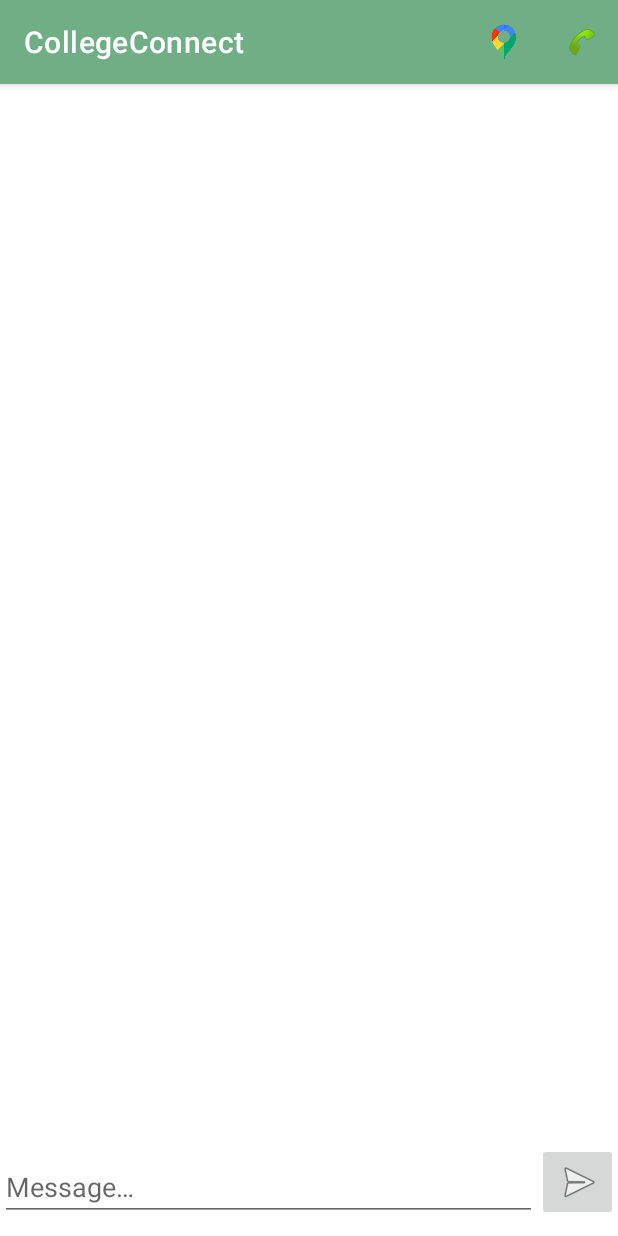
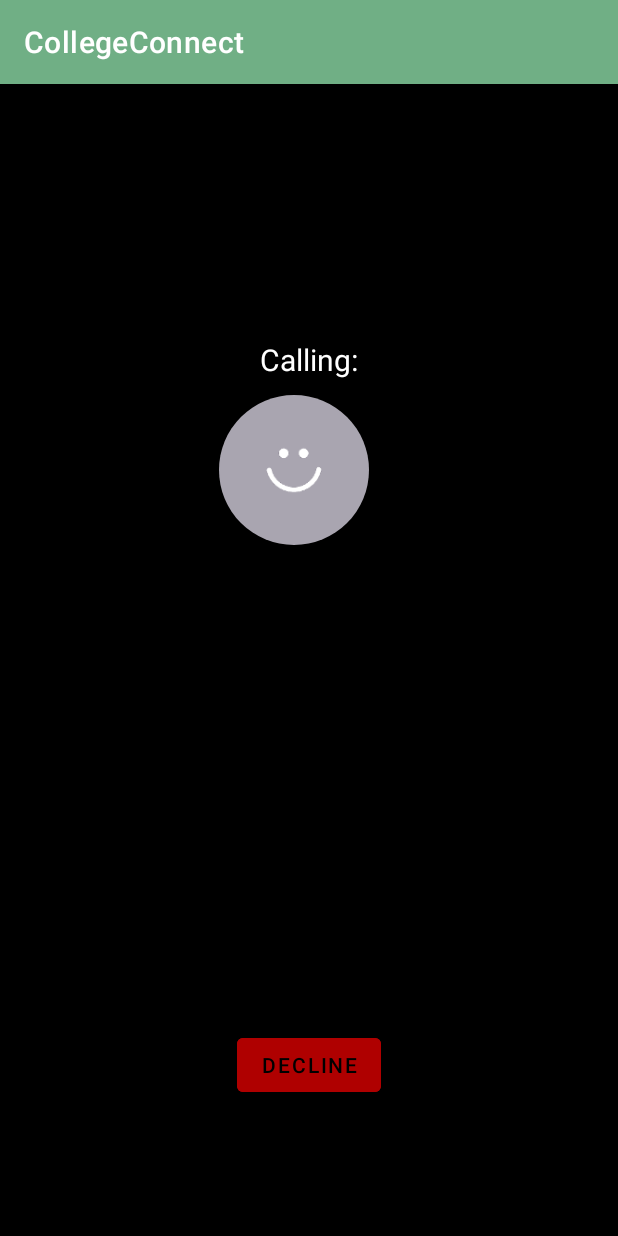
Before and after one commit to janelle-cheung/CoCo, an Android app: the ConversationActivity screen opened directly, with no data from a screen before it, after a tap on "Calling", on a phone screen of 412 x 824 dp. Run offline under Robolectric (Android 15) with nearby library versions, the light colour scheme and no system bars; libraries missing offline, so code that uses them is left out: com.parse, com.parse.livequery, com.sinch.android, org.parceler; pictures from the network do not load; Roboto replaces fonts that are not available here; 19 statements that could not run were skipped.

Commit message:
Revamped calling with Firebase notifications, still need to handle logout

```diff
--- /dev/null
+++ b/app/src/main/java/com/example/collegeconnect/activities/CallActivity.java
@@ -0,0 +1,125 @@
+package com.example.collegeconnect.activities;
+
+import androidx.appcompat.app.AppCompatActivity;
+
+import android.content.Intent;
+import android.os.Bundle;
+import android.view.Gravity;
+import android.view.View;
+import android.widget.RelativeLayout;
+import android.widget.Toast;
+
+import com.bumptech.glide.Glide;
+import com.example.collegeconnect.R;
+import com.example.collegeconnect.SinchVoiceClient;
+import com.example.collegeconnect.databinding.ActivityCallBinding;
+import com.example.collegeconnect.fragments.ConversationsFragment;
+import com.example.collegeconnect.models.Message;
+import com.example.collegeconnect.models.User;
+import com.sinch.android.rtc.Sinch;
+
+import org.parceler.Parcels;
+
+public class CallActivity extends AppCompatActivity {
+
+    private ActivityCallBinding binding;
+    boolean outgoingCall;
+    boolean callAnswered = false;
+
+    @Override
+    protected void onCreate(Bundle savedInstanceState) {
+        super.onCreate(savedInstanceState);
+        binding = ActivityCallBinding.inflate(getLayoutInflater());
+        setContentView(binding.getRoot());
+
+        SinchVoiceClient.registerCallActivity(this);
+
+        Intent i = getIntent();
+        outgoingCall = i.hasExtra(ConversationActivity.KEY_OUTGOING_CALL);
+
+        // Add click listener to Accept button if it's an incoming call
+        if (outgoingCall) {
+            displayOutgoingInfo(i);
+        } else {
+            displayIncomingInfo(i);
+            binding.btnAccept.setOnClickListener(new View.OnClickListener() {
+                @Override
+                public void onClick(View v) {
+                    SinchVoiceClient.answerCall();
+                }
+            });
+        }
+
+        binding.btnDecline.setOnClickListener(new View.OnClickListener() {
+            @Override
+            public void onClick(View v) {
+                SinchVoiceClient.hangupCall();
+            }
+        });
+    }
+
+    private void displayIncomingInfo(Intent i) {
+        binding.tvCallStatus.setText(getString(R.string.incoming_call_from));
+        binding.tvCallerName.setText(i.getStringExtra(Message.KEY_SENDER));
+
+        if (i.hasExtra(User.KEY_PROFILEIMAGE)) {
+            String userProfileImageUrl = i.getStringExtra(User.KEY_PROFILEIMAGE);
+            Glide.with(this)
+                    .load(userProfileImageUrl)
+                    .circleCrop()
+                    .into(binding.ivCallerProfileImage);
+        } else {
+            // Display placeholder image if user has no profile image
+            Glide.with(this)
+                    .load(R.mipmap.profile_placeholder_foreground)
+                    .circleCrop()
+                    .into(binding.ivCallerProfileImage);
+        }
+    }
+
+    private void displayOutgoingInfo(Intent i) {
+        binding.tvCallStatus.setText(getString(R.string.outgoing_calling));
+        binding.tvCallerName.setText(i.getStringExtra(ConversationActivity.KEY_OUTGOING_USERNAME));
+        binding.btnAccept.setVisibility(View.GONE);
+        RelativeLayout.LayoutParams lp = (RelativeLayout.LayoutParams) binding.btnDecline.getLayoutParams();
+        lp.addRule(RelativeLayout.ALIGN_PARENT_END, 0);
+        lp.addRule(RelativeLayout.CENTER_HORIZONTAL);
+        binding.btnDecline.setLayoutParams(lp);
+
+        if (i.hasExtra(ConversationActivity.KEY_OUTGOING_PROFILE_IMAGE)) {
+            Glide.with(this)
+                    .load(i.getStringExtra(ConversationActivity.KEY_OUTGOING_PROFILE_IMAGE))
+                    .circleCrop()
+                    .into(binding.ivCallerProfileImage);
+        } else {
+            // Display placeholder image if user has no profile image
+            Glide.with(this)
+                    .load(R.mipmap.profile_placeholder_foreground)
+                    .circleCrop()
+                    .into(binding.ivCallerProfileImage);
+        }
+    }
+
+    public void onCallEstablished() {
+        if (!outgoingCall) {
+            binding.btnAccept.setVisibility(View.GONE);
+            RelativeLayout.LayoutParams lp = (RelativeLayout.LayoutParams) binding.btnDecline.getLayoutParams();
+            lp.addRule(RelativeLayout.ALIGN_PARENT_END, 0);
+            lp.addRule(RelativeLayout.CENTER_HORIZONTAL);
+            binding.btnDecline.setLayoutParams(lp);
+        }
+
+        Toast.makeText(CallActivity.this, "You are now connected", Toast.LENGTH_SHORT).show();
+        binding.tvCallStatus.setText("");
+        callAnswered = true;
+    }
+
+    public void onCallEnded() {
+        if (!outgoingCall && !callAnswered) {
+            Toast.makeText(this, "Call declined", Toast.LENGTH_SHORT).show();
+        } else {
+            Toast.makeText(CallActivity.this, "Call ended", Toast.LENGTH_SHORT).show();
+        }
+        finish();
+    }
+}
--- a/app/src/main/java/com/example/collegeconnect/activities/ConversationActivity.java
+++ b/app/src/main/java/com/example/collegeconnect/activities/ConversationActivity.java
@@ -44,6 +44,9 @@ public class ConversationActivity extends AppCompatActivity {
     public static final String TAG = "ConversationActivity";
     public static final String KEY_CONVERSATION_2 = "conversation2";
     public static final String KEY_HIGH_SCHOOL_USER = "high school user";
+    public static final String KEY_OUTGOING_CALL = "outgoing call";
+    public static final String KEY_OUTGOING_USERNAME = "outgoing username";
+    public static final String KEY_OUTGOING_PROFILE_IMAGE = "outgoing profile image";
     public static final int LOCATION_REQUEST_CODE = 40;
     private ConversationAdapter adapter;
     private ActivityConversationBinding binding;
@@ -52,8 +55,6 @@ public class ConversationActivity extends AppCompatActivity {
     private User user;
     private User otherUser;
     private boolean firstLoad;
-    SinchClient sinchClient;
-    Call call;
 
     @Override
     protected void onCreate(Bundle savedInstanceState) {
@@ -195,9 +196,20 @@ public class ConversationActivity extends AppCompatActivity {
                 startActivityForResult(i, LOCATION_REQUEST_CODE);
             }
         } else if (item.getItemId() == R.id.miCalling) {
-            SinchVoiceClient.startCall(this, otherUser.getObjectId(), otherUser.getUsername());
+            SinchVoiceClient.startCall(this, otherUser.getObjectId(), user);
+            launchCallActivity();
         }
         return super.onOptionsItemSelected(item);
+    }
+
+    private void launchCallActivity() {
+        Intent i = new Intent(this, CallActivity.class);
+        i.putExtra(KEY_OUTGOING_CALL, true);
+        i.putExtra(KEY_OUTGOING_USERNAME, otherUser.getUsername());
+        if (otherUser.hasProfileImage()) {
+            i.putExtra(KEY_OUTGOING_PROFILE_IMAGE, otherUser.getProfileImageUrl());
+        }
+        startActivity(i);
     }
 
     @Override
--- a/app/src/main/java/com/example/collegeconnect/activities/MainActivity.java
+++ b/app/src/main/java/com/example/collegeconnect/activities/MainActivity.java
@@ -123,7 +123,7 @@ public class MainActivity extends AppCompatActivity {
 
     private void logout() {
         currUser.setFCMToken("");
-        // Remove FCM token in background, only after that call returns do we log out in background
+        // Remove FCM token in Parse in background, then terminate SinchClient and log out in background
         currUser.saveInBackground(new SaveCallback() {
             @Override
             public void done(ParseException e) {
@@ -134,6 +134,7 @@ public class MainActivity extends AppCompatActivity {
                         @Override
                         public void done(ParseException e) {
                             if (e == null) {
+                                SinchVoiceClient.terminateClient();
                                 returnToStartActivity();
                             } else {
                                 Log.e(TAG, "Issue with log-out");
--- a/app/src/main/java/com/example/collegeconnect/activities/StartConversationActivity.java
+++ b/app/src/main/java/com/example/collegeconnect/activities/StartConversationActivity.java
@@ -4,6 +4,7 @@ import androidx.appcompat.app.AppCompatActivity;
 
 import android.annotation.SuppressLint;
 import android.content.Intent;
+import android.graphics.Bitmap;
 import android.os.Bundle;
 import android.util.Log;
 import android.view.View;
--- /dev/null
+++ b/app/src/main/res/layout/activity_call.xml
@@ -0,0 +1,71 @@
+<?xml version="1.0" encoding="utf-8"?>
+<RelativeLayout xmlns:android="http://schemas.android.com/apk/res/android"
+    xmlns:tools="http://schemas.android.com/tools"
+    android:layout_width="match_parent"
+    android:layout_height="match_parent"
+    android:padding="40dp"
+    android:background="@color/black"
+    tools:context=".activities.CallActivity">
+
+    <TextView
+        android:id="@+id/tvCallStatus"
+        android:layout_width="wrap_content"
+        android:layout_height="wrap_content"
+        android:textColor="@color/white"
+        android:textSize="20sp"
+        android:layout_marginTop="130dp"
+        android:layout_centerHorizontal="true"
+        android:text="TextView"/>
+
+    <RelativeLayout
+        android:id="@+id/rlCallerInfo"
+        android:layout_width="wrap_content"
+        android:layout_height="wrap_content"
+        android:layout_below="@+id/tvCallStatus"
+        android:layout_marginTop="10dp"
+        android:layout_centerHorizontal="true">
+
+        <ImageView
+            android:id="@+id/ivCallerProfileImage"
+            android:layout_width="100dp"
+            android:layout_height="100dp"
+            tools:srcCompat="@tools:sample/avatars" />
+
+        <TextView
+            android:id="@+id/tvCallerName"
+            android:layout_width="wrap_content"
+            android:layout_height="wrap_content"
+            android:layout_toEndOf="@+id/ivCallerProfileImage"
+            android:layout_marginStart="20dp"
+            android:layout_centerVertical="true"
+            android:textColor="@color/white"
+            android:textSize="30sp"
+            android:text="TextView" />
+
+    </RelativeLayout>
+
+    <RelativeLayout
+        android:layout_width="match_parent"
+        android:layout_height="wrap_content"
+        android:layout_alignParentBottom="true"
+        android:layout_marginBottom="50dp">
+
+        <Button
+            android:id="@+id/btnAccept"
+            android:layout_width="wrap_content"
+            android:layout_height="wrap_content"
+            android:layout_alignParentStart="true"
+            android:backgroundTint="@color/green"
+            android:text="@string/accept" />
+
+        <Button
+            android:id="@+id/btnDecline"
+            android:layout_width="wrap_content"
+            android:layout_height="wrap_content"
+            android:layout_alignParentEnd="true"
+            android:backgroundTint="@color/red"
+            android:text="@string/decline" />
+
+    </RelativeLayout>
+
+</RelativeLayout>
--- a/app/src/main/res/values/colors.xml
+++ b/app/src/main/res/values/colors.xml
@@ -14,4 +14,5 @@
     <color name="teal_700">#FF018786</color>
     <color name="black">#FF000000</color>
     <color name="white">#FFFFFFFF</color>
+    <color name="red">#AF0000</color>
 </resources>
--- a/app/src/main/res/values/strings.xml
+++ b/app/src/main/res/values/strings.xml
@@ -102,6 +102,11 @@
     <string name="small">Small</string>
     <string name="medium">Medium</string>
     <string name="large">Large</string>
+    <string name="outgoing_calling">Calling:</string>
+    <string name="incoming_call_from">Incoming call from:</string>
+    <string name="accept">Accept</string>
+    <string name="decline">Decline</string>
+    <string name="incoming_call_body">Incoming call</string>
 
 
     <string-array name="all_albums_array">
```
Also changed, not shown: app/build.gradle (+4 -3 lines), app/src/main/AndroidManifest.xml (+6 -4 lines), app/src/main/java/com/example/collegeconnect/SinchVoiceClient.java (+96 -121 lines), app/src/main/java/com/example/collegeconnect/firebase/FirebaseNotificationService.java (+80 -8 lines).
